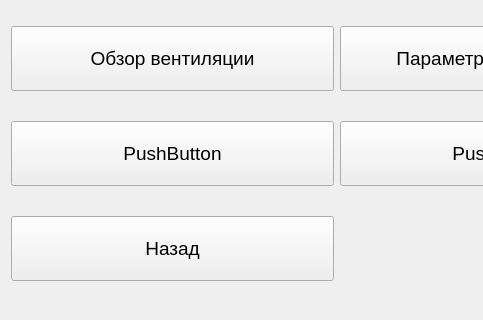
ciberslavik/climacore, file QtClient/QtClimaClient/Frames/MainMenuFrame.ui: the form before one commit; both pictures show x 0 to 483 and y 104 to 424 of the 674 by 424 pixel window.
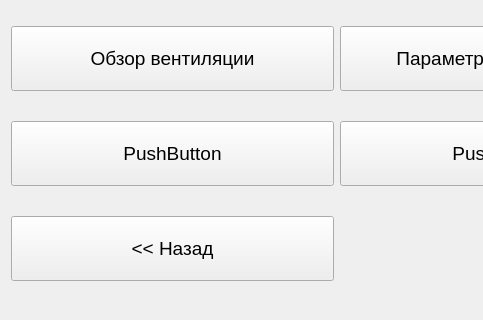
The form after the commit.

Patch:
```diff
--- a/QtClient/QtClimaClient/Frames/MainMenuFrame.ui
+++ b/QtClient/QtClimaClient/Frames/MainMenuFrame.ui
@@ -106,7 +106,7 @@
       </size>
      </property>
      <property name="text">
-      <string>Назад</string>
+      <string>&lt;&lt; Назад</string>
      </property>
     </widget>
    </item>
```
Left out of the diff: 2 changed lines with no effect on the pictures.
